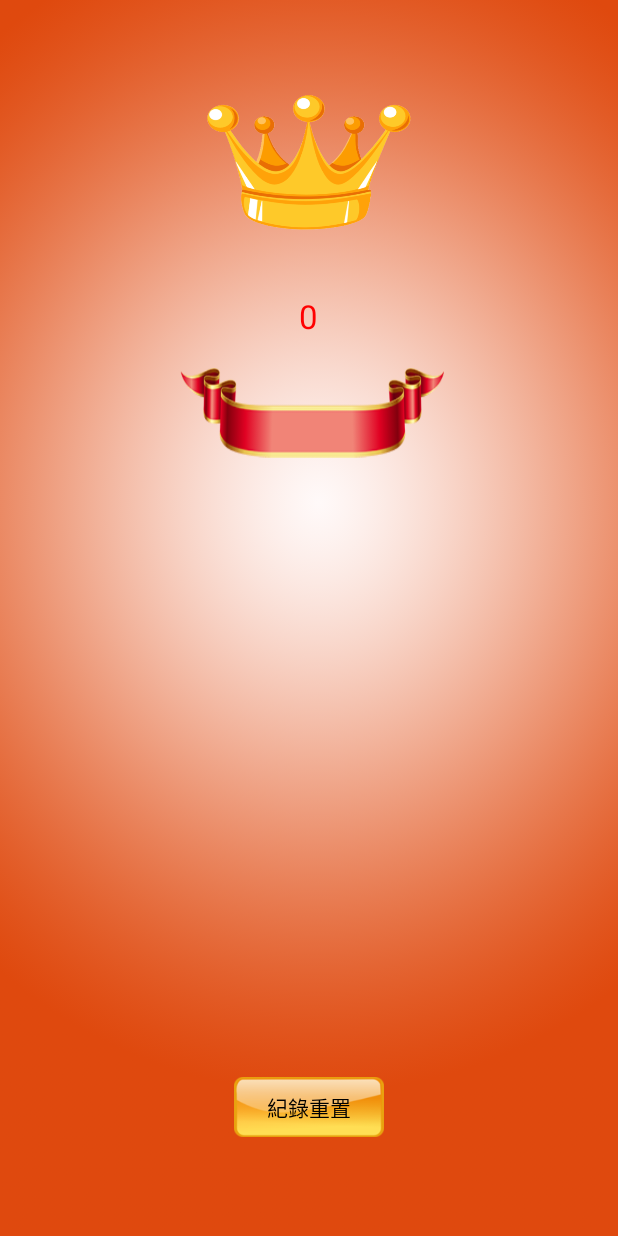
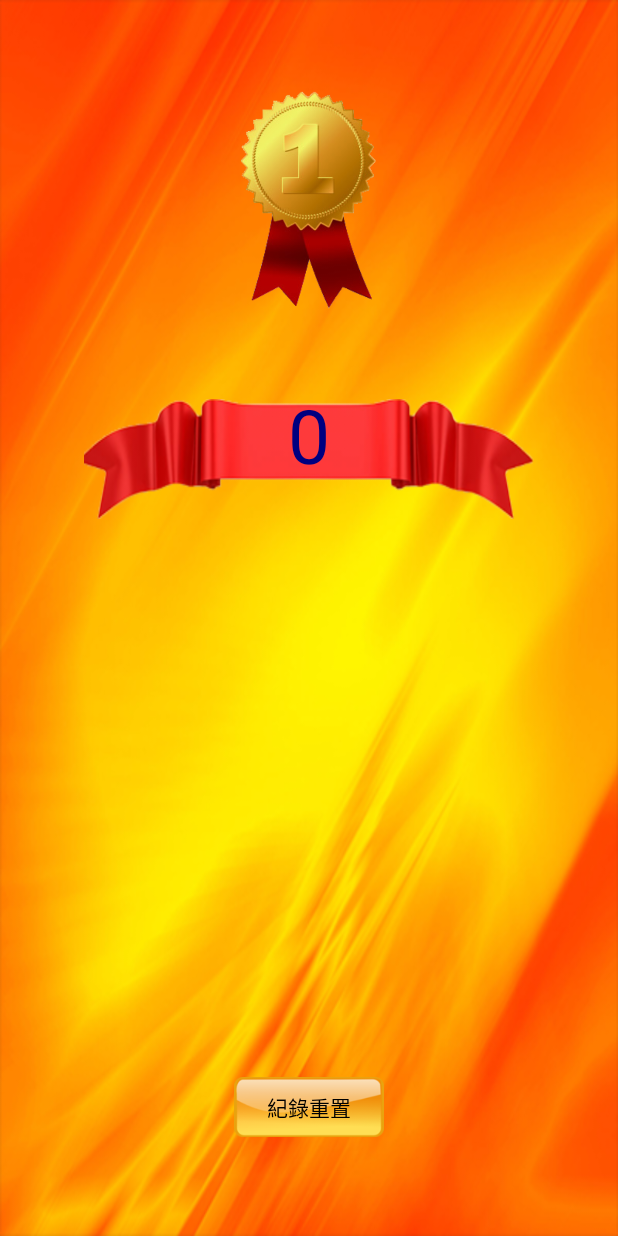
Before and after one commit to egaryer/MyProgram, an Android app: the RankActivity screen opened directly, with no data from a screen before it, on a phone screen of 412 x 824 dp. Run offline under Robolectric (Android 15) with nearby library versions, the phone set to English and light mode, and no system bars.

Commit message:
Change rank

```diff
--- a/app/src/main/res/layout/activity_main.xml
+++ b/app/src/main/res/layout/activity_main.xml
@@ -90,7 +90,7 @@
         android:layout_gravity="center"
         android:layout_alignBottom="@+id/btn_hint"
         android:layout_centerHorizontal="true"
-        android:textColor="#ffffff"
+        android:textColor="#000080"
         android:layout_marginTop="5dp" />
 
     <TextView
--- a/app/src/main/res/layout/activity_rank.xml
+++ b/app/src/main/res/layout/activity_rank.xml
@@ -5,26 +5,16 @@
     android:paddingTop="@dimen/activity_vertical_margin"
     android:paddingBottom="@dimen/activity_vertical_margin"
     tools:context="com.example.a001.myprogrem.RankActivity"
-    android:background="@drawable/game_bg">
+    android:background="@drawable/rank_bg">
 
     <ImageView
-        android:layout_width="150dp"
-        android:layout_height="100dp"
+        android:layout_width="100dp"
+        android:layout_height="150dp"
         android:id="@+id/imageView"
         android:layout_alignParentTop="true"
         android:layout_centerHorizontal="true"
         android:layout_marginTop="40dp"
-        android:background="@drawable/rank_crown" />
-
-    <TextView
-        android:layout_width="wrap_content"
-        android:layout_height="wrap_content"
-        android:textAppearance="?android:attr/textAppearanceLarge"
-        android:id="@+id/tv_score"
-        android:layout_below="@+id/imageView"
-        android:layout_centerHorizontal="true"
-        android:layout_marginTop="40dp"
-        android:textColor="#ff0000" />
+        android:background="@drawable/rank_golden" />
 
     <Button
         android:layout_width="100dp"
@@ -39,12 +29,22 @@
         android:onClick="resetPref" />
 
     <ImageView
-        android:layout_width="180dp"
-        android:layout_height="60dp"
+        android:layout_width="300dp"
+        android:layout_height="80dp"
         android:id="@+id/imageView2"
         android:background="@drawable/rank_ribbon"
+        android:layout_marginTop="250dp"
+        android:layout_centerHorizontal="true" />
+
+    <TextView
+        android:layout_width="wrap_content"
+        android:layout_height="wrap_content"
+        android:textAppearance="?android:attr/textAppearanceLarge"
+        android:id="@+id/tv_score"
+        android:textColor="#000080"
+        android:text="0"
+        android:textSize="50dp"
         android:layout_centerHorizontal="true"
-        android:layout_below="@+id/tv_score"
-        android:layout_marginTop="20dp" />
+        android:layout_marginTop="240dp" />
 
 </RelativeLayout>
```
Also changed, not shown: app/src/main/res/drawable/rank_bg.png (added), app/src/main/res/drawable/rank_crown.png (deleted), app/src/main/res/drawable/rank_golden.png (added), app/src/main/res/drawable/rank_ribbon.png, 1 other file.
